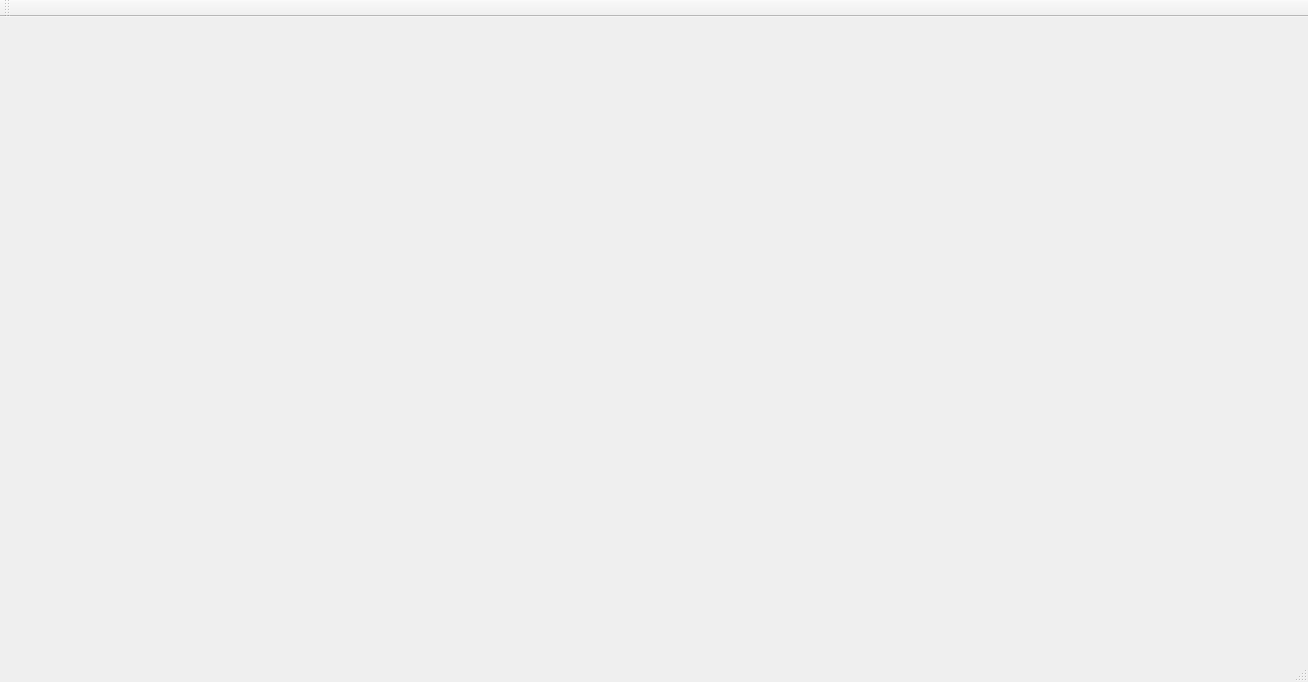
fourseaLee/ethwallet, file mainwindow.ui: the form before one commit.
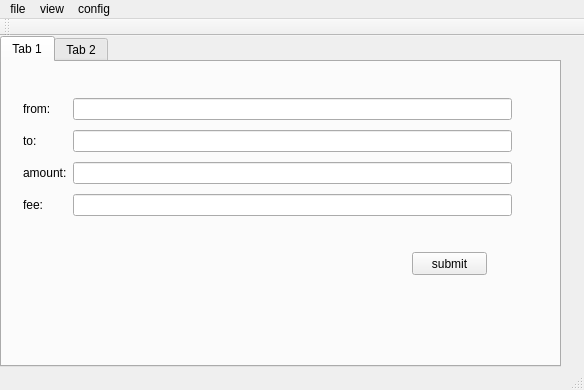
The form after the commit.

```diff
--- a/mainwindow.ui
+++ b/mainwindow.ui
@@ -6,23 +6,197 @@
    <rect>
     <x>0</x>
     <y>0</y>
-    <width>1308</width>
-    <height>682</height>
+    <width>584</width>
+    <height>390</height>
    </rect>
   </property>
   <property name="windowTitle">
    <string>MainWindow</string>
   </property>
-  <widget class="QWidget" name="centralWidget"/>
+  <widget class="QWidget" name="centralWidget">
+   <widget class="QTabWidget" name="tabcoin">
+    <property name="geometry">
+     <rect>
+      <x>0</x>
+      <y>0</y>
+      <width>561</width>
+      <height>331</height>
+     </rect>
+    </property>
+    <property name="currentIndex">
+     <number>0</number>
+    </property>
+    <widget class="QWidget" name="tabeth">
+     <attribute name="title">
+      <string>Tab 1</string>
+     </attribute>
+     <widget class="QPushButton" name="btn_eth_submit">
+      <property name="geometry">
+       <rect>
+        <x>410</x>
+        <y>190</y>
+        <width>75</width>
+        <height>23</height>
+       </rect>
+      </property>
+      <property name="text">
+       <string>submit</string>
+      </property>
+     </widget>
+     <widget class="QWidget" name="layoutWidget">
+      <property name="geometry">
+       <rect>
+        <x>10</x>
+        <y>21</y>
+        <width>511</width>
+        <height>151</height>
+       </rect>
+      </property>
+      <layout class="QGridLayout" name="gridLayout_2">
+       <item row="0" column="0">
+        <widget class="QLabel" name="lab_eth_from">
+         <property name="text">
+          <string>from:</string>
+         </property>
+        </widget>
+       </item>
+       <item row="0" column="1">
+        <widget class="QLineEdit" name="lineEdit_eth_from"/>
+       </item>
+       <item row="1" column="0">
+        <widget class="QLabel" name="lab_eth_to">
+         <property name="text">
+          <string>to:</string>
+         </property>
+        </widget>
+       </item>
+       <item row="1" column="1">
+        <widget class="QLineEdit" name="lineEdit_eth_to"/>
+       </item>
+       <item row="2" column="0">
+        <widget class="QLabel" name="lab_eth_amount">
+         <property name="text">
+          <string>amount:</string>
+         </property>
+        </widget>
+       </item>
+       <item row="2" column="1">
+        <widget class="QLineEdit" name="lineEdit_eth_amount"/>
+       </item>
+       <item row="3" column="0">
+        <widget class="QLabel" name="lab_eth_fee">
+         <property name="text">
+          <string>fee:</string>
+         </property>
+        </widget>
+       </item>
+       <item row="3" column="1">
+        <widget class="QLineEdit" name="lineEdit_eth_fee"/>
+       </item>
+      </layout>
+     </widget>
+    </widget>
+    <widget class="QWidget" name="tabethusdt">
+     <attribute name="title">
+      <string>Tab 2</string>
+     </attribute>
+     <widget class="QPushButton" name="btn_usdt_submit">
+      <property name="geometry">
+       <rect>
+        <x>390</x>
+        <y>220</y>
+        <width>75</width>
+        <height>23</height>
+       </rect>
+      </property>
+      <property name="text">
+       <string>submit</string>
+      </property>
+     </widget>
+     <widget class="QWidget" name="layoutWidget">
+      <property name="geometry">
+       <rect>
+        <x>20</x>
+        <y>20</y>
+        <width>501</width>
+        <height>161</height>
+       </rect>
+      </property>
+      <layout class="QGridLayout" name="gridLayout">
+       <item row="0" column="0">
+        <widget class="QLabel" name="lab_usdt_from">
+         <property name="text">
+          <string>from</string>
+         </property>
+        </widget>
+       </item>
+       <item row="0" column="1">
+        <widget class="QLineEdit" name="lineEdit_usdt_from"/>
+       </item>
+       <item row="1" column="0">
+        <widget class="QLabel" name="lab_usdt_to">
+         <property name="text">
+          <string>to</string>
+         </property>
+        </widget>
+       </item>
+       <item row="1" column="1">
+        <widget class="QLineEdit" name="lineEdit_usdt_to"/>
+       </item>
+       <item row="2" column="0">
+        <widget class="QLabel" name="lab_usdt_amount">
+         <property name="text">
+          <string>amount</string>
+         </property>
+        </widget>
+       </item>
+       <item row="2" column="1">
+        <widget class="QLineEdit" name="lineEdit_usdt_amount"/>
+       </item>
+       <item row="3" column="0">
+        <widget class="QLabel" name="lab_usdt_fee">
+         <property name="text">
+          <string>fee</string>
+         </property>
+        </widget>
+       </item>
+       <item row="3" column="1">
+        <widget class="QLineEdit" name="lineEdit_usdt_fee"/>
+       </item>
+      </layout>
+     </widget>
+    </widget>
+   </widget>
+  </widget>
   <widget class="QMenuBar" name="menuBar">
    <property name="geometry">
     <rect>
      <x>0</x>
      <y>0</y>
-     <width>1308</width>
+     <width>584</width>
      <height>23</height>
     </rect>
    </property>
+   <widget class="QMenu" name="menufile">
+    <property name="title">
+     <string>file</string>
+    </property>
+    <addaction name="actionopen"/>
+   </widget>
+   <widget class="QMenu" name="menuview">
+    <property name="title">
+     <string>view</string>
+    </property>
+    <addaction name="actioneth"/>
+   </widget>
+   <widget class="QMenu" name="menuconfig">
+    <property name="title">
+     <string>config</string>
+    </property>
+   </widget>
+   <addaction name="menufile"/>
+   <addaction name="menuview"/>
+   <addaction name="menuconfig"/>
   </widget>
   <widget class="QToolBar" name="mainToolBar">
    <attribute name="toolBarArea">
```
Left out of the diff: 10 changed lines with no effect on the pictures.
